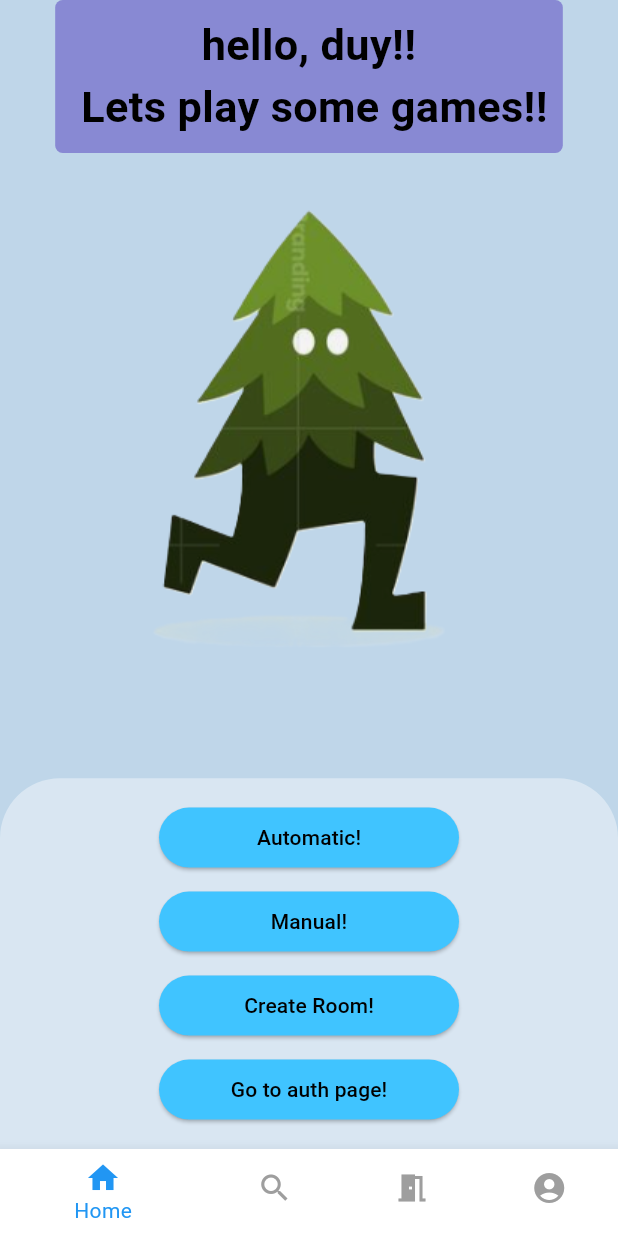
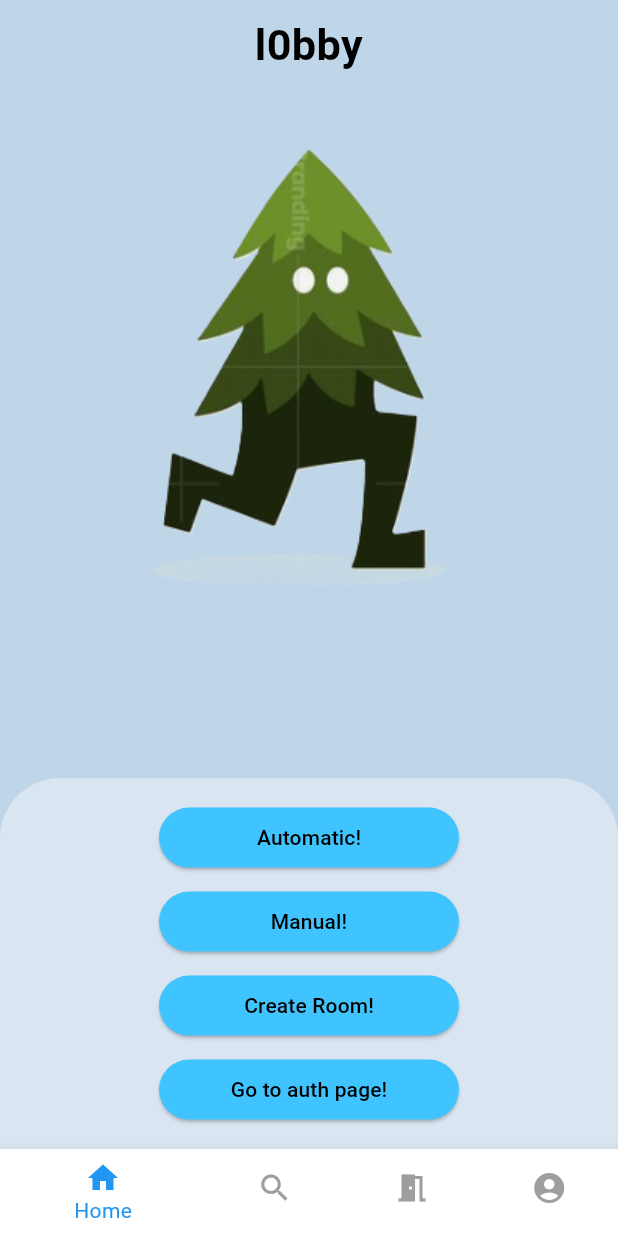
Before and after one commit to k0n-k40-k40/l0bby-frontend, a Flutter app: the screen it shows after launch, on a phone screen of 412 x 824 dp. Run offline on Flutter 3.47's test engine with Material 3 defaults, Android fonts, the phone set to English and light mode, and no system bars.

Commit message:
Replace title landing page

```diff
--- a/lib/src/components/hello_bar.dart
+++ b/lib/src/components/hello_bar.dart
@@ -8,11 +8,9 @@ class HelloBar extends StatelessWidget {
 
   final String username;
 
-
   BoxDecoration myBoxDecoration() {
     return const BoxDecoration(
       borderRadius: BorderRadius.all(Radius.circular(5.0)),
-      color: Color.fromARGB(255, 136, 137, 211),
     );
   }
 
@@ -28,10 +26,8 @@ class HelloBar extends StatelessWidget {
         child: Padding(
           padding: const EdgeInsets.all(10),
           child: Text(
-            "hello, $username!!\n Lets play some games!!",
-              style: TextStyle(
-                fontSize: textSize,
-                fontWeight: FontWeight.bold),
+            "l0bby",
+            style: TextStyle(fontSize: textSize, fontWeight: FontWeight.bold),
             textAlign: TextAlign.center,
           ),
         ),
```
Also changed, not shown: lib/src/screens/home.dart (+4 -7 lines). Lines whose indentation alone changed are shown as unchanged.
